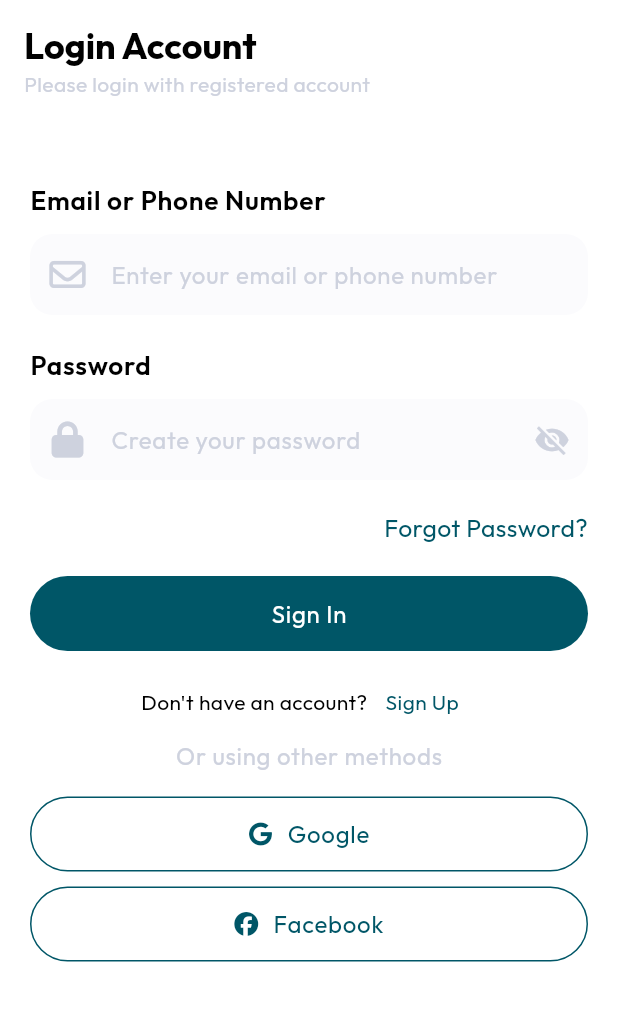
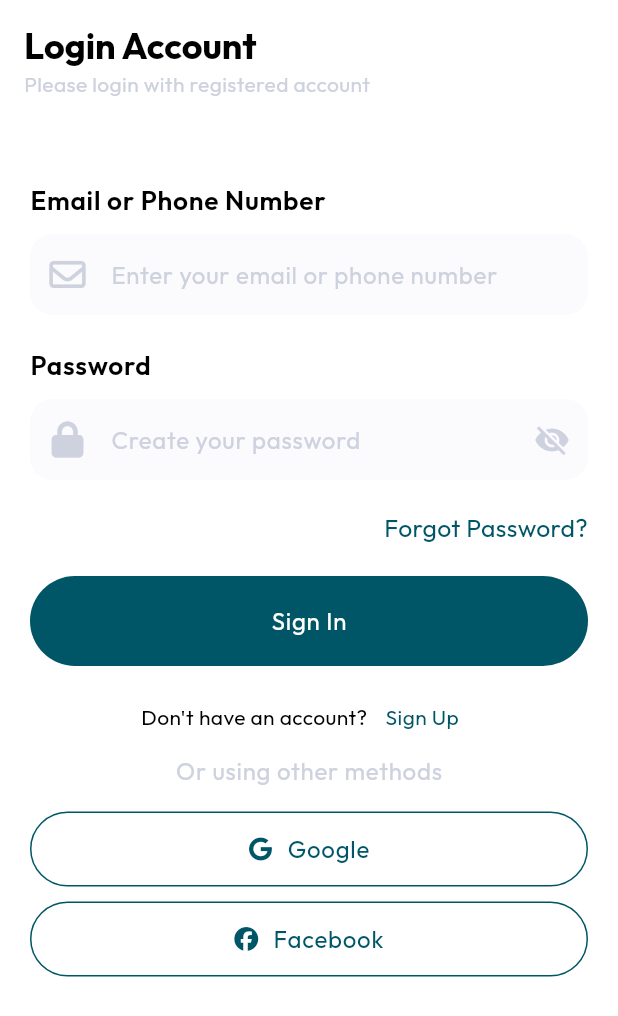
Before and after one commit to AbdelrhmanReda17/Mahatatty, a Flutter app: the screen it shows after launch, after a tap on "Create Account", after a tap on "Sign Up", after a tap on "Sign In", on a phone screen of 412 x 824 dp. Shown: the top 1016 px of the screen. Run offline on Flutter 3.47's test engine with Material 3 defaults, Android fonts, the phone set to English and light mode, and no system bars; our stand-ins replace font_awesome_flutter, google_fonts, smooth_page_indicator.

Commit message:
change the height of buttons

```diff
--- a/lib/Widgets/Froms/login_form.dart
+++ b/lib/Widgets/Froms/login_form.dart
@@ -96,7 +96,7 @@ class _LoginFormState extends State<LoginForm> {
                   _loginControllers[1].text.isEmpty) return;
               loginUser();
             },
-            height: 50,
+            height: 60,
           ),
         ],
       ),
--- a/lib/Widgets/Froms/register_form.dart
+++ b/lib/Widgets/Froms/register_form.dart
@@ -154,7 +154,7 @@ class _RegisterFormState extends State<RegisterForm> {
                       !isAcceptTerms) return;
                   registerUser();
                 },
-                height: 50,
+                height: 60,
               ),
             ],
           ),
--- a/lib/Widgets/Generics/mahattaty_dialog.dart
+++ b/lib/Widgets/Generics/mahattaty_dialog.dart
@@ -102,7 +102,7 @@ class MahattatyDialog extends StatelessWidget {
               text: buttonText,
               style: MahattatyButtonStyle.primary,
               onPressed: onButtonPressed,
-              height: 50,
+              height: 60,
             ),
           ],
         ),
```
